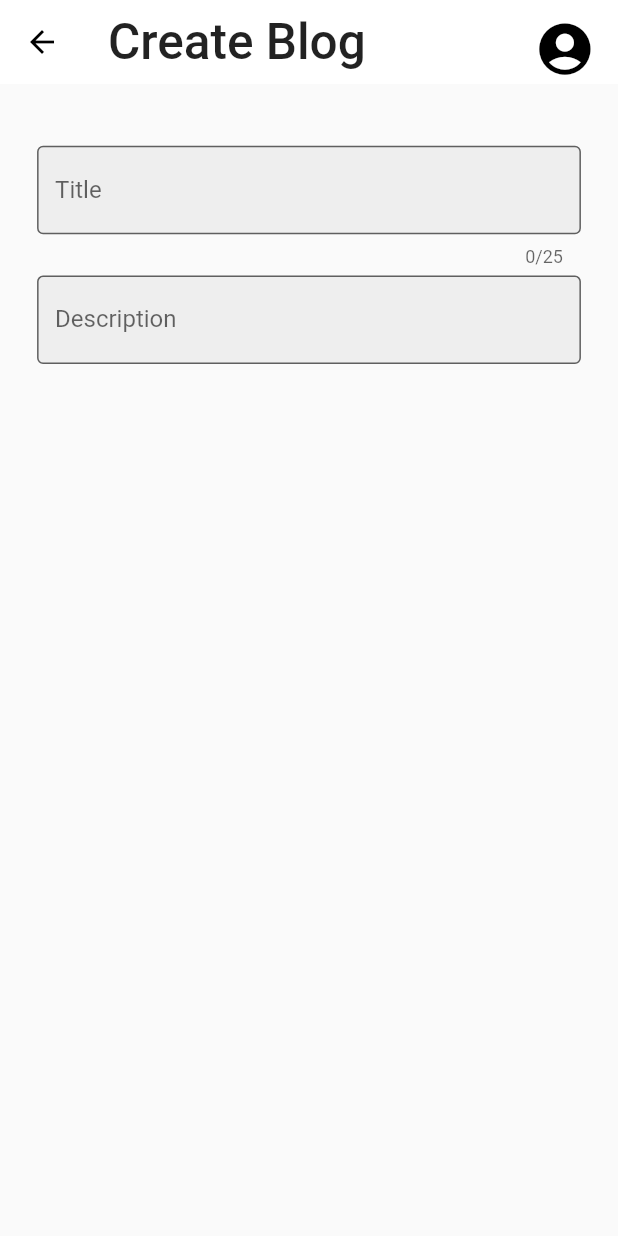
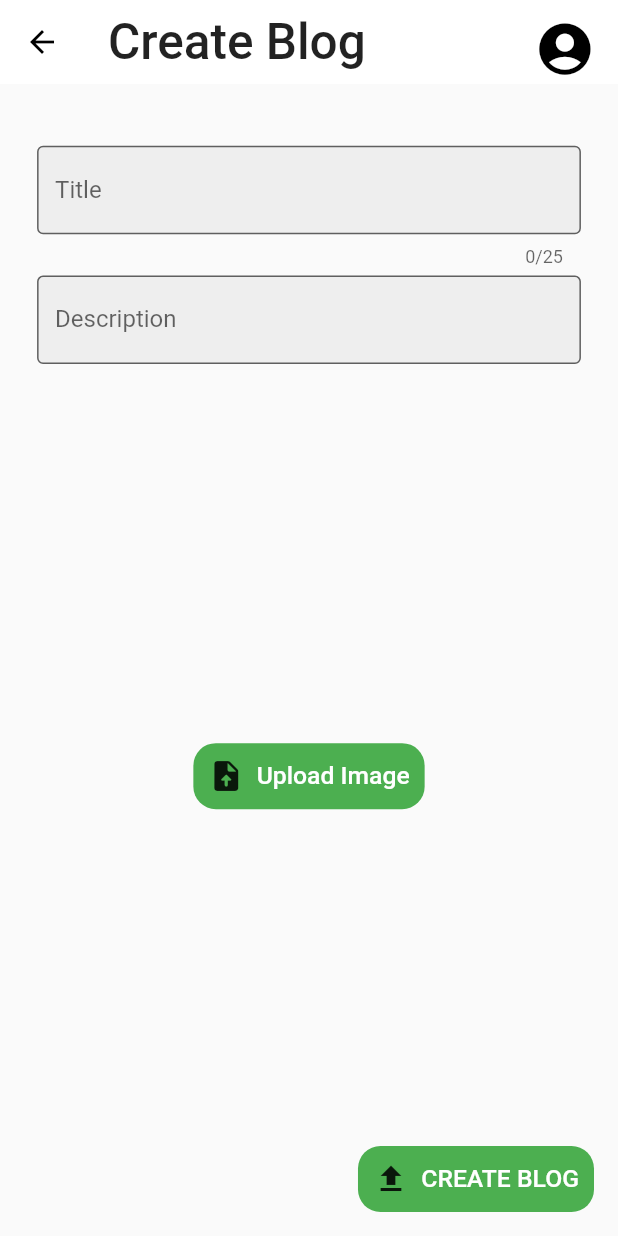
Before and after one commit to TarkanKara/Blog-App, a Flutter app: the UploadBlogView screen opened by its route, on a phone screen of 412 x 824 dp. Run offline on Flutter 3.47's test engine with Material 2 defaults, Android fonts, the phone set to English and light mode, and no system bars; our stand-ins replace cloud_firestore, firebase_auth, firebase_core, fluttertoast, get, responsive_sizer; accounts and stored records are empty; network calls fail.

Commit message:
Blog Detail View

```diff
--- /dev/null
+++ b/lib/app/modules/blog_detail/blog_detail_binding.dart
@@ -0,0 +1,10 @@
+import 'package:blog_app/app/modules/blog_detail/blog_detail_controller.dart';
+import 'package:get/get.dart';
+
+class BlogDetailBinding implements Bindings {
+  //
+  @override
+  void dependencies() {
+    Get.put(BlogDetailController());
+  }
+}
--- a/lib/app/modules/upload_blog/upload_blog_view.dart
+++ b/lib/app/modules/upload_blog/upload_blog_view.dart
@@ -1,4 +1,5 @@
 import 'package:blog_app/app/modules/upload_blog/upload_blog_controller.dart';
+import 'package:blog_app/app/widgets/custom_button.dart';
 import 'package:blog_app/app/widgets/text_field.dart';
 import 'package:flutter/material.dart';
 import 'package:get/get.dart';
@@ -63,8 +64,29 @@ class UploadBlogView extends GetView<UploadBlogController> {
                 hintText: "blog post",
                 labelText: "Description",
               ),
+              SizedBox(height: 1.w),
+              Container(
+                height: 20.h,
+                width: 150.w,
+                alignment: Alignment.center,
+                child: CustomButton(
+                  icon: Icons.upload_file_rounded,
+                  title: "Upload Image",
+                  function: () {},
+                ),
+              )
             ],
           ),
+        ),
+      ),
+      floatingActionButton: Container(
+        height: 15.h,
+        width: double.infinity,
+        alignment: Alignment.bottomRight,
+        child: CustomButton(
+          icon: Icons.upload,
+          title: "CREATE BLOG",
+          function: () {},
         ),
       ),
     );
--- a/lib/app/routes/app_pages.dart
+++ b/lib/app/routes/app_pages.dart
@@ -1,5 +1,7 @@
 // ignore_for_file: constant_identifier_names
 
+import 'package:blog_app/app/modules/blog_detail/blog_detail_binding.dart';
+import 'package:blog_app/app/modules/blog_detail/blog_detail_view.dart';
 import 'package:blog_app/app/modules/home_page/home_binding.dart';
 import 'package:blog_app/app/modules/home_page/home_view.dart';
 import 'package:blog_app/app/modules/login_page/login_binding.dart';
@@ -36,5 +38,10 @@ class AppPages {
       page: () => const UploadBlogView(),
       binding: UploadBlogBinding(),
     ),
+    GetPage(
+      name: Routes.BLOG_DETAIL_VIEW,
+      page: () => const BlogDetailView(),
+      binding: BlogDetailBinding(),
+    ),
   ];
 }
--- a/lib/app/routes/app_routes.dart
+++ b/lib/app/routes/app_routes.dart
@@ -7,4 +7,5 @@ abstract class Routes {
   static const LOGIN = "/login";
   static const HOMEVIEW = "/home_view";
   static const UPLOAD_BLOG = "/upload_blog";
+  static const BLOG_DETAIL_VIEW = "/blog_detail_view";
 }
--- /dev/null
+++ b/lib/app/widgets/custom_button.dart
@@ -0,0 +1,42 @@
+import 'package:flutter/material.dart';
+import 'package:responsive_sizer/responsive_sizer.dart';
+
+class CustomButton extends StatelessWidget {
+  final String title;
+  final Function function;
+  final IconData icon;
+  const CustomButton({
+    super.key,
+    required this.title,
+    required this.function,
+    required this.icon,
+  });
+
+  @override
+  Widget build(BuildContext context) {
+    return GestureDetector(
+      onTap: () => function(),
+      child: Container(
+        padding: const EdgeInsets.symmetric(horizontal: 10, vertical: 10),
+        decoration: BoxDecoration(
+          color: Colors.green,
+          borderRadius: BorderRadius.circular(15),
+        ),
+        child: Row(
+          mainAxisSize: MainAxisSize.min,
+          children: [
+            Icon(icon),
+            SizedBox(width: 2.w),
+            Text(
+              title,
+              style: Theme.of(context).textTheme.bodyMedium!.copyWith(
+                  fontSize: 4.w,
+                  fontWeight: FontWeight.w500,
+                  color: Colors.white),
+            ),
+          ],
+        ),
+      ),
+    );
+  }
+}
--- a/lib/app/widgets/text_field.dart
+++ b/lib/app/widgets/text_field.dart
@@ -19,7 +19,7 @@ class CustomTextField extends StatelessWidget {
   @override
   Widget build(BuildContext context) {
     return Container(
-      height: isMultine ? 200.h : 10.h,
+      height: isMultine ? 30.h : 10.h,
       width: double.infinity,
       padding: EdgeInsets.symmetric(horizontal: 3.h),
       child: TextField(
```
Also changed, not shown: lib/app/modules/blog_detail/blog_detail_controller.dart (added, +12 -0 lines), lib/app/modules/blog_detail/blog_detail_view.dart (added, +93 -0 lines), lib/app/widgets/post_widget.dart (+9 -1 lines).
